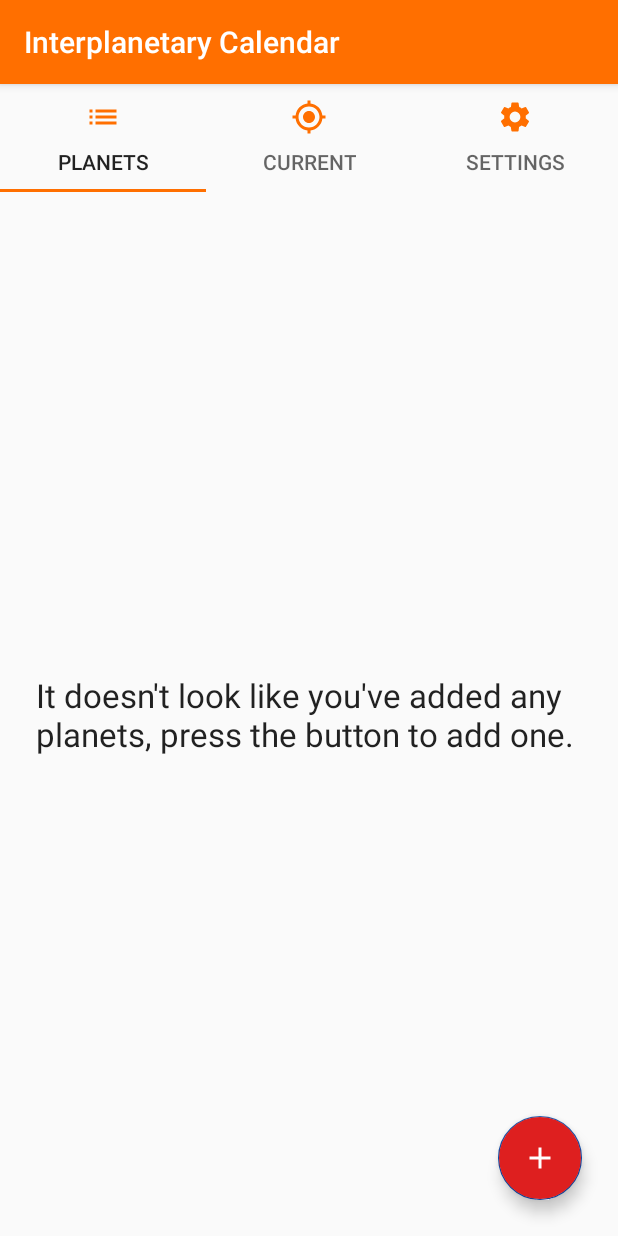
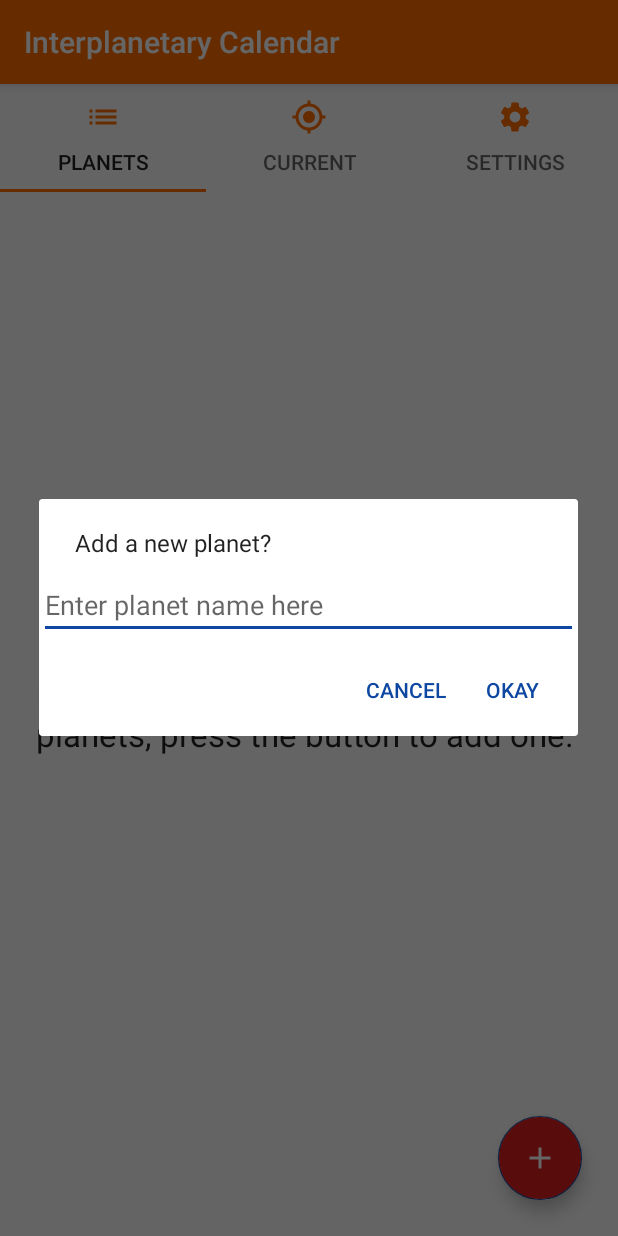
Before and after one commit to steverichey/im361, an Android app: the screen it shows after launch (MainActivity), after a tap on an icon or button, on a phone screen of 412 x 824 dp. Run offline under Robolectric (Android 15) with nearby library versions, the phone set to English and light mode, and no system bars.

Commit message:
add dialog fragment

```diff
--- /dev/null
+++ b/examples/android/app/src/main/java/com/steverichey/interplanetarycalendar/PlanetEntryDialogFragment.kt
@@ -0,0 +1,34 @@
+package com.steverichey.interplanetarycalendar
+
+import androidx.appcompat.app.AlertDialog
+import android.app.Dialog
+import android.os.Bundle
+import android.view.LayoutInflater
+import android.widget.EditText
+import android.widget.LinearLayout
+import androidx.fragment.app.DialogFragment
+
+class PlanetEntryDialogFragment : DialogFragment() {
+    var positiveCallback: ((String) -> Unit)? = null
+
+    override fun onCreateDialog(savedInstanceState: Bundle?): Dialog {
+        val builder = AlertDialog.Builder(context!!)
+        builder.setMessage("Add a new planet?")
+
+        val dialogView = LayoutInflater
+            .from(context)
+            .inflate(R.layout.dialog_planet_entry, null) as LinearLayout
+        builder.setView(dialogView)
+
+        builder.setPositiveButton("Okay") { dialog, position ->
+            val entry = dialogView.findViewById<EditText>(R.id.editText)
+            positiveCallback?.invoke(entry.text.toString())
+        }
+
+        builder.setNegativeButton("Cancel") { dialog, position ->
+
+        }
+
+        return builder.create()
+    }
+}
--- a/examples/android/app/src/main/java/com/steverichey/interplanetarycalendar/PlanetListFragment.kt
+++ b/examples/android/app/src/main/java/com/steverichey/interplanetarycalendar/PlanetListFragment.kt
@@ -23,7 +23,13 @@ class PlanetListFragment : Fragment() {
         val floatingActionButton = view.findViewById<FloatingActionButton>(R.id.floating_action_button)
 
         floatingActionButton.setOnClickListener {
-            Toast.makeText(context, "You pressed the button!", Toast.LENGTH_SHORT).show()
+            val dialog = PlanetEntryDialogFragment()
+
+            dialog.positiveCallback = { text ->
+                Toast.makeText(context, "You entered $text!", Toast.LENGTH_SHORT).show()
+            }
+
+            dialog.show(fragmentManager!!, "add_planet")
         }
     }
 }
--- /dev/null
+++ b/examples/android/app/src/main/res/layout/dialog_planet_entry.xml
@@ -0,0 +1,13 @@
+<?xml version="1.0" encoding="utf-8"?>
+<LinearLayout xmlns:android="http://schemas.android.com/apk/res/android"
+    android:orientation="vertical" android:layout_width="match_parent"
+    android:layout_height="match_parent">
+
+    <EditText
+        android:id="@+id/editText"
+        android:layout_width="match_parent"
+        android:layout_height="wrap_content"
+        android:ems="10"
+        android:hint="Enter planet name here"
+        android:inputType="textPersonName" />
+</LinearLayout>
```
